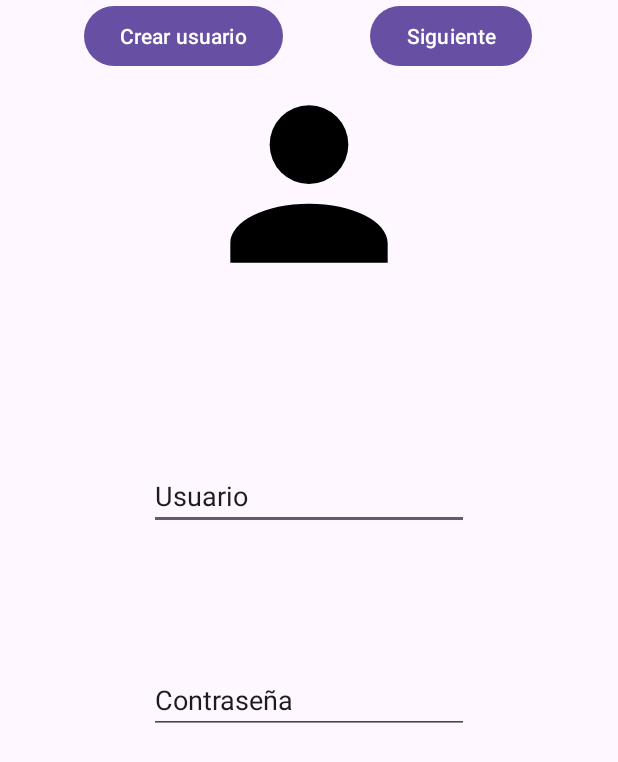
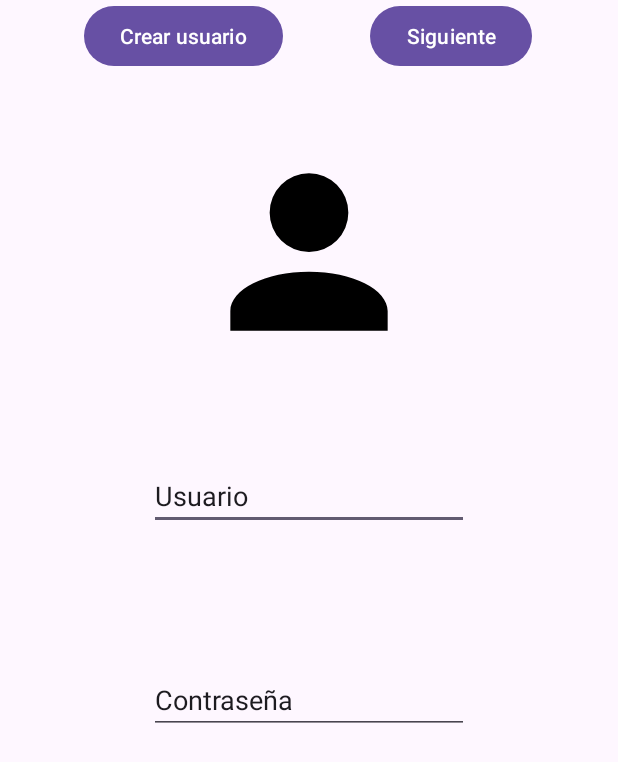
Before and after one commit to azuberogon/ProyectoFinalKotlin, an Android app: the screen it shows after launch (MainActivity), on a phone screen of 412 x 824 dp. Shown: the top 762 px of the screen. Run offline under Robolectric (Android 15) with nearby library versions, the phone set to English and light mode, and no system bars.

Commit message:
commit test
movida la imagen

```diff
--- a/app/src/main/res/layout/activity_main.xml
+++ b/app/src/main/res/layout/activity_main.xml
@@ -58,7 +58,7 @@
         app:layout_constraintEnd_toEndOf="parent"
         app:layout_constraintStart_toStartOf="parent"
         app:layout_constraintTop_toTopOf="parent"
-        app:layout_constraintVertical_bias="0.278"
+        app:layout_constraintVertical_bias="0.6"
         app:srcCompat="@drawable/account" />
 
 </androidx.constraintlayout.widget.ConstraintLayout>
```
